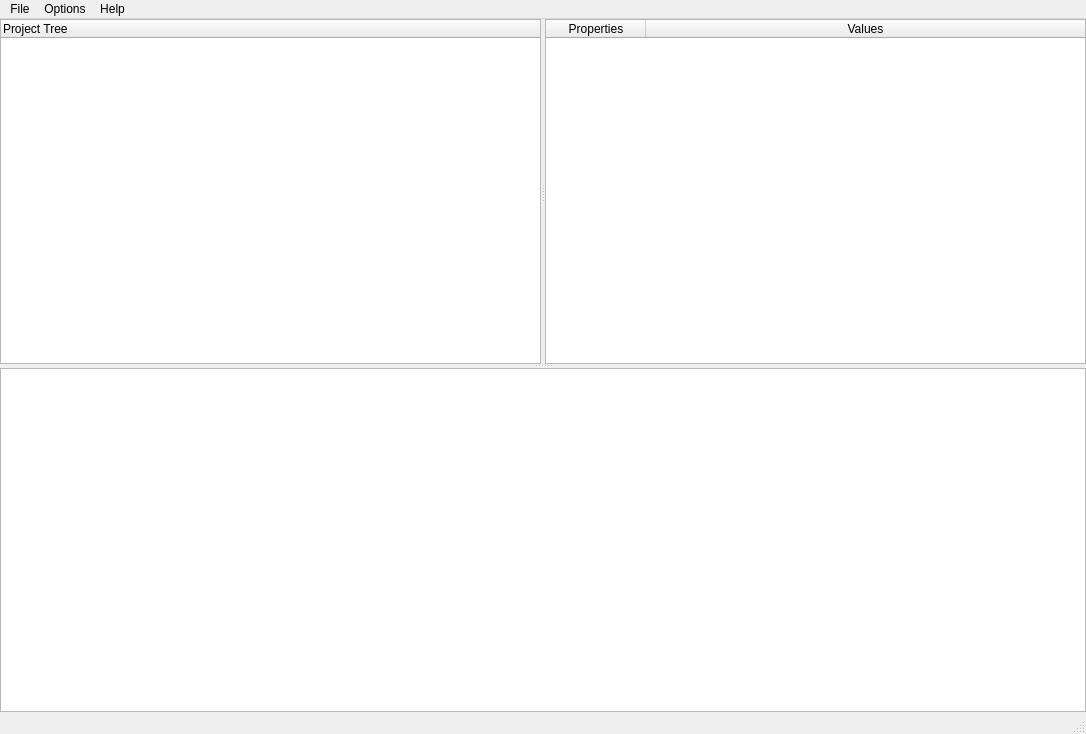
Above: ui_artifacts/mainwindow.ui from ToneGabriel/BlueprintCpp before the change. Below: the same form after it.
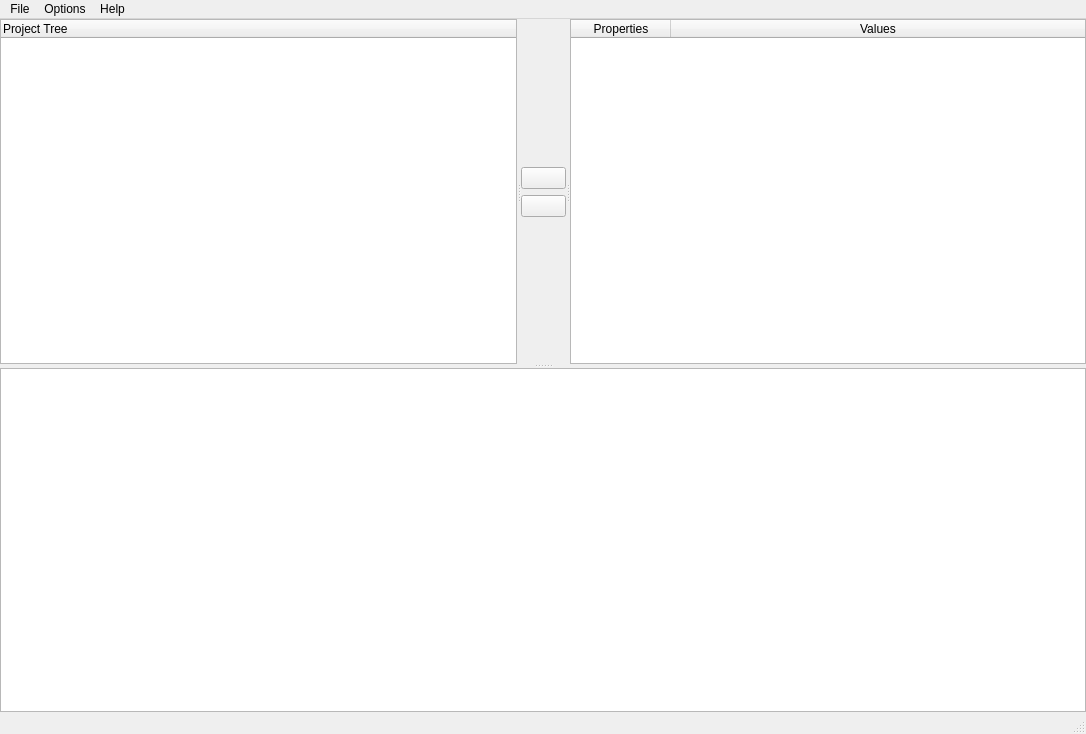
That is the form after the change.

```diff
--- a/ui_artifacts/mainwindow.ui
+++ b/ui_artifacts/mainwindow.ui
@@ -79,6 +79,56 @@
          </property>
         </column>
        </widget>
+       <widget class="QWidget" name="treeOptionsWidget" native="true">
+        <property name="maximumSize">
+         <size>
+          <width>45</width>
+          <height>16777215</height>
+         </size>
+        </property>
+        <layout class="QVBoxLayout" name="verticalLayout">
+         <item>
+          <spacer name="verticalSpacer">
+           <property name="orientation">
+            <enum>Qt::Orientation::Vertical</enum>
+           </property>
+           <property name="sizeHint" stdset="0">
+            <size>
+             <width>20</width>
+             <height>40</height>
+            </size>
+           </property>
+          </spacer>
+         </item>
+         <item>
+          <widget class="QPushButton" name="pushButtonUp">
+           <property name="text">
+            <string/>
+           </property>
+          </widget>
+         </item>
+         <item>
+          <widget class="QPushButton" name="pushButtonDown">
+           <property name="text">
+            <string/>
+           </property>
+          </widget>
+         </item>
+         <item>
+          <spacer name="verticalSpacer_2">
+           <property name="orientation">
+            <enum>Qt::Orientation::Vertical</enum>
+           </property>
+           <property name="sizeHint" stdset="0">
+            <size>
+             <width>20</width>
+             <height>40</height>
+            </size>
+           </property>
+          </spacer>
+         </item>
+        </layout>
+       </widget>
        <widget class="QTableWidget" name="propertiesTable">
         <property name="frameShape">
          <enum>QFrame::Shape::StyledPanel</enum>
```
Left out of the diff: 3 changed lines with no effect on the pictures.
